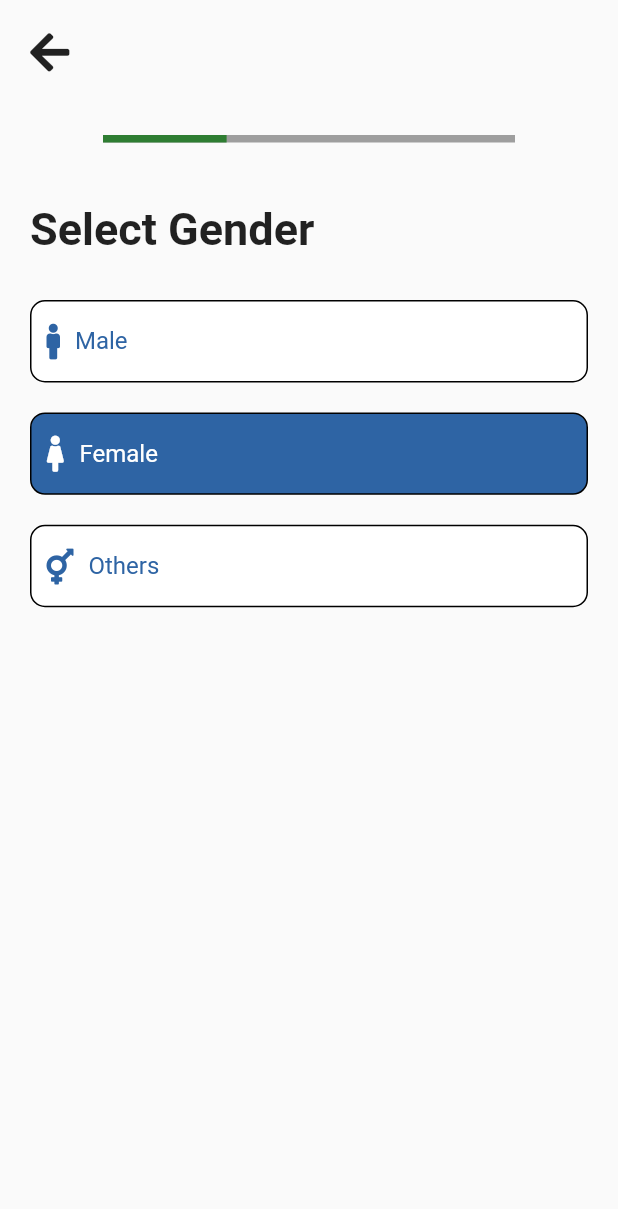
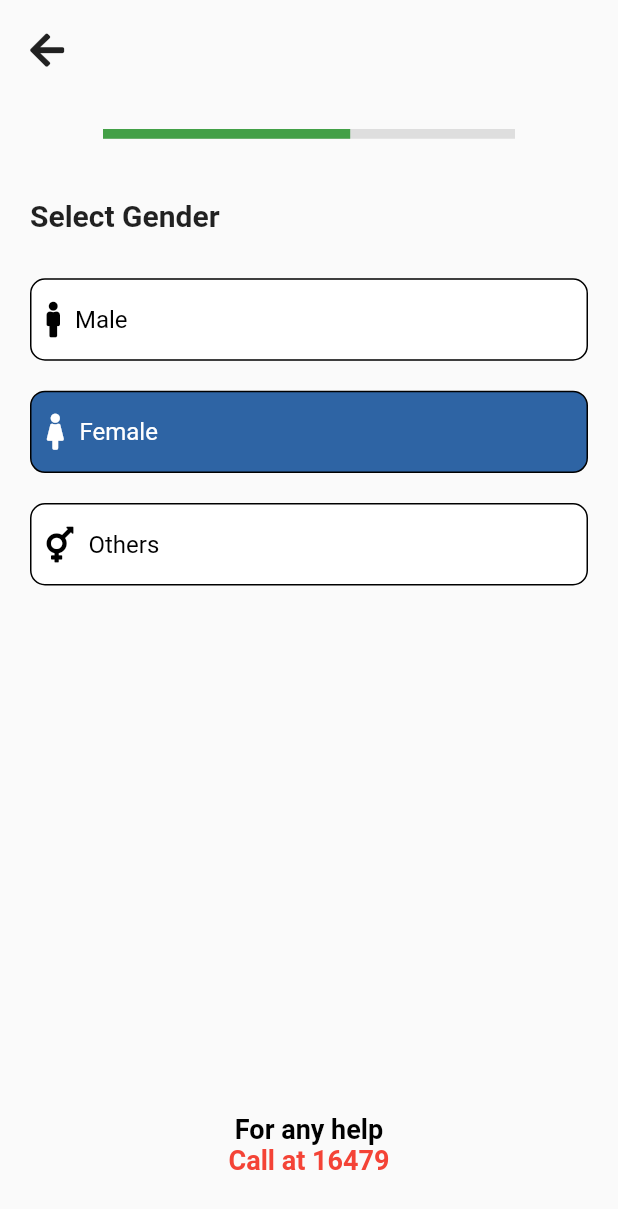
Before and after one commit to sajibAdhi/pencilbox_ui_app_batch21, a Flutter app: the screen it shows after launch, on a phone screen of 412 x 824 dp. Shown: the top 1209 px of the screen. Run offline on Flutter 3.47's test engine with Material 2 defaults, Android fonts, the phone set to English and light mode, and no system bars; our stand-ins replace font_awesome_flutter.

Commit message:
footer fixed

```diff
--- a/lib/screens/account/select_gender_page.dart
+++ b/lib/screens/account/select_gender_page.dart
@@ -1,5 +1,6 @@
 import 'package:exam3/screens/layout/app_layout.dart';
 import 'package:exam3/widgets/custom_back_button.dart';
+import 'package:exam3/widgets/custom_footer.dart';
 import 'package:exam3/widgets/custom_linear_progress_indecator.dart';
 import 'package:exam3/widgets/custom_title.dart';
 import 'package:exam3/widgets/gender_buttons.dart';
@@ -17,11 +18,13 @@
           AppLayout(
             children: [
               CustomBackButton(),
-              CustomLinearProgressIndecator(progressValue: 0.3),
+              CustomLinearProgressIndecator(progressValue: 0.6),
               CustomTitle(title: 'Select Gender'),
               GenderButtons(),
             ],
           ),
+          CustomFooter(),
+
         ],
       )),
     );
--- a/lib/widgets/custom_back_button.dart
+++ b/lib/widgets/custom_back_button.dart
@@ -14,7 +14,7 @@
         padding: EdgeInsets.symmetric(vertical: 20),
         child: FaIcon(
           FontAwesomeIcons.arrowLeft,
-          size: 30,
+          size: 26,
           color: Colors.black87,
         ),
       ),
--- a/lib/widgets/custom_footer.dart
+++ b/lib/widgets/custom_footer.dart
@@ -5,30 +5,44 @@
 
   @override
   Widget build(BuildContext context) {
-    var _size = MediaQuery.of(context).size;
-
-    return Container(
-      child: Column(
-        children: [
-          Container(
-            margin: EdgeInsets.only(top: _size.height / 20),
-            child: Text(
-              'For any help',
-              style: TextStyle(
-                fontSize: 18,
-                color: Colors.black,
-              ),
+    return Positioned(
+      bottom: 40,
+      child: Container(
+        width: MediaQuery.of(context).size.width,
+        alignment: Alignment.center,
+        // decoration: BoxDecoration(color: Colors.yellow),
+        child: Column(
+          children: [
+            TextWidget(text: 'For any help', color: Colors.black),
+            TextWidget(
+              text: 'Call at 16479',
+              color: Colors.red,
             ),
-          ),
-          Container(
-            margin: EdgeInsets.only(top: _size.height / 60),
-            child: Text(
-              'Call at 16479',
-              style: TextStyle(fontSize: 20, color: Colors.red),
-            ),
-          ),
-        ],
+          ],
+        ),
       ),
     );
   }
 }
+
+class TextWidget extends StatelessWidget {
+  final text;
+  final Color color;
+  const TextWidget({
+    Key? key,
+    this.text,
+    required this.color,
+  }) : super(key: key);
+
+  @override
+  Widget build(BuildContext context) {
+    return Text(
+      text,
+      style: TextStyle(
+        fontSize: 18,
+        color: color,
+        fontWeight: FontWeight.bold,
+      ),
+    );
+  }
+}
--- a/lib/widgets/custom_linear_progress_indecator.dart
+++ b/lib/widgets/custom_linear_progress_indecator.dart
@@ -14,9 +14,9 @@
       child: Container(
         width: _size.width / 1.5,
         child: LinearProgressIndicator(
-          backgroundColor: Colors.grey[500],
-          color: Colors.green[800],
-          minHeight: 5,
+          backgroundColor: Colors.grey.withOpacity(0.3),
+          color: Colors.green[600],
+          minHeight: 6.5,
           value: progressValue,
         ),
       ),
--- a/lib/widgets/custom_title.dart
+++ b/lib/widgets/custom_title.dart
@@ -11,7 +11,7 @@
       child: Text(
         title,
         style: TextStyle(
-          fontSize: 30,
+          fontSize: 20,
           fontWeight: FontWeight.bold,
         ),
       ),
--- a/lib/widgets/gender_buttons.dart
+++ b/lib/widgets/gender_buttons.dart
@@ -46,14 +46,14 @@
                 children: [
                   FaIcon(
                     _gender[_index].icon,
-                    color: (_index == 1) ? Colors.white : Color(0xff2e64a4),
+                    color: (_index == 1) ? Colors.white : Colors.black,
                   ),
                   SizedBox(width: 10),
                   Text(
                     _gender[_index].label,
                     style: TextStyle(
                       fontSize: 16,
-                      color: (_index == 1) ? Colors.white : Color(0xff2e64a4),
+                      color: (_index == 1) ? Colors.white : Colors.black,
                     ),
                   ),
                 ],
```
